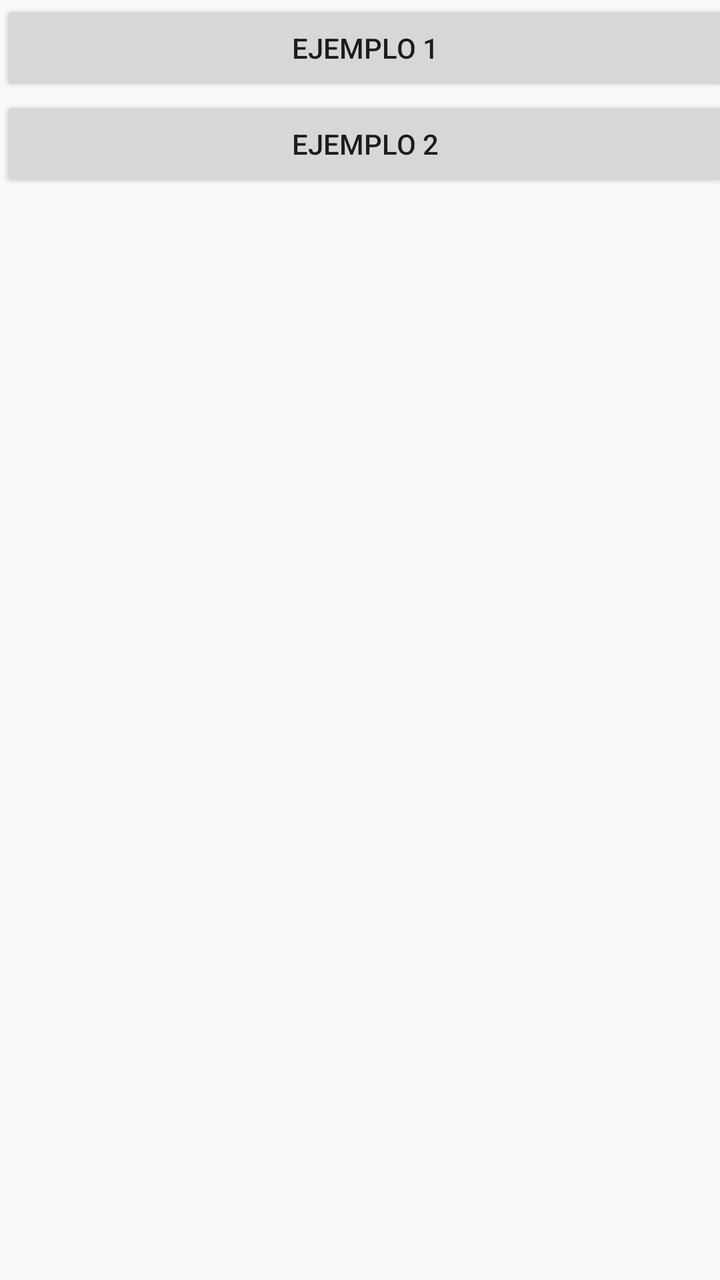
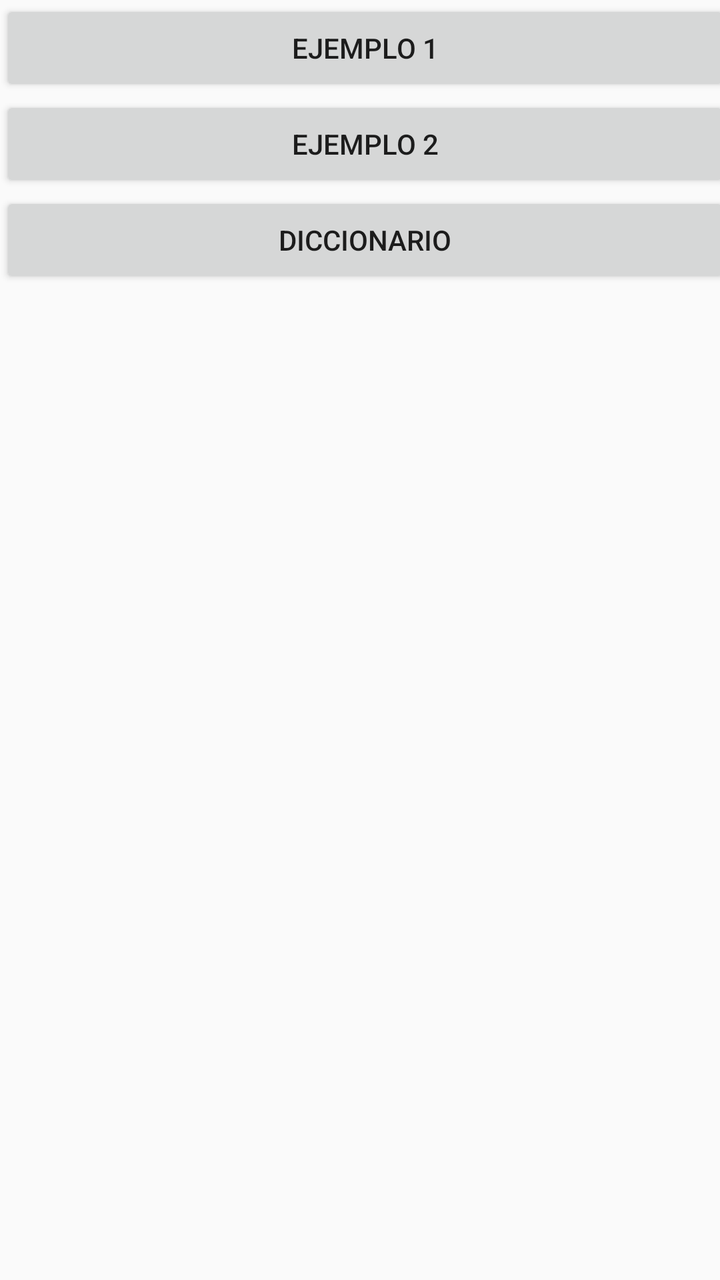

Compare the two renders of this Android layout. The source of the first and the diff that turns it into the second are given below.
<!-- AndroidManifest.xml: activity theme Theme.AppCompat.DayNight.NoActionBar -->
<!-- res/layout/activity_menu.xml -->
<?xml version="1.0" encoding="utf-8"?>
<LinearLayout
    xmlns:android="http://schemas.android.com/apk/res/android"
    xmlns:app="http://schemas.android.com/apk/res-auto"
    xmlns:tools="http://schemas.android.com/tools"
    android:id="@+id/main"
    android:layout_width="match_parent"
    android:layout_height="match_parent"
    android:layout_margin="16dp"
    android:orientation="vertical"
    tools:context=".MenuActivity">

    <Button
        android:layout_width="365dp"
        android:layout_height="wrap_content"
        android:id="@+id/btn1"
        android:text="Ejemplo 1"
        app:layout_constraintTop_toTopOf="parent"
        />

    <Button
        android:layout_width="365dp"
        android:layout_height="wrap_content"
        android:id="@+id/btn2"
        android:text="Ejemplo 2"
        app:layout_constraintTop_toTopOf="parent"
        />


</LinearLayout>
<!-- resources referenced by this layout -->
<resources>

</resources>

<!-- the commit's change to res/layout/activity_menu.xml (unified diff, before → after) -->
@@ -25,6 +25,13 @@
         android:text="Ejemplo 2"
         app:layout_constraintTop_toTopOf="parent"
         />
+    <Button
+        android:layout_width="365dp"
+        android:layout_height="wrap_content"
+        android:id="@+id/btnDiccionario"
+        android:text="Diccionario"
+        app:layout_constraintTop_toTopOf="parent"
+        />
 
 
 </LinearLayout>
